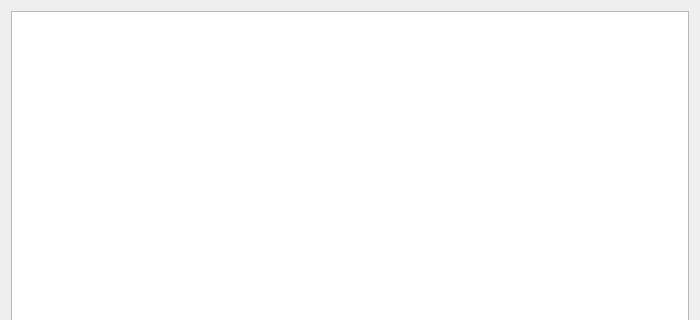
The window that src/view/moduleviewer/moduleviewer.ui (axsapronov/QSopherim) describes before a commit, drawn with Qt 5; both pictures show x 0 to 700 and y 0 to 320 of the 700 by 501 pixel window.
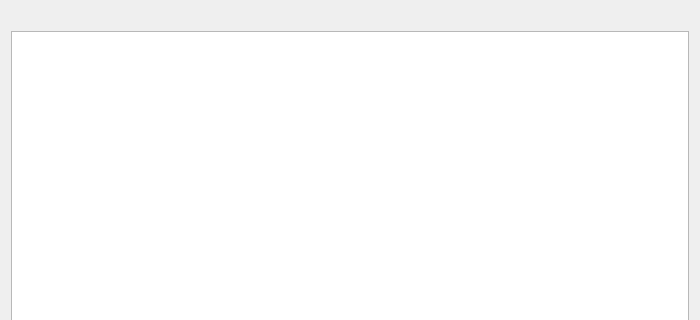
The same window after the commit.

```diff
--- a/src/view/moduleviewer/moduleviewer.ui
+++ b/src/view/moduleviewer/moduleviewer.ui
@@ -14,9 +14,16 @@
    <string>Form</string>
   </property>
   <layout class="QGridLayout" name="gridLayout">
-   <item row="0" column="0">
+   <item row="1" column="0">
     <widget class="QTextBrowser" name="viewer"/>
    </item>
+   <item row="0" column="0">
+    <widget class="QLabel" name="LAStatus">
+     <property name="text">
+      <string/>
+     </property>
+    </widget>
+   </item>
   </layout>
  </widget>
  <resources/>
```
